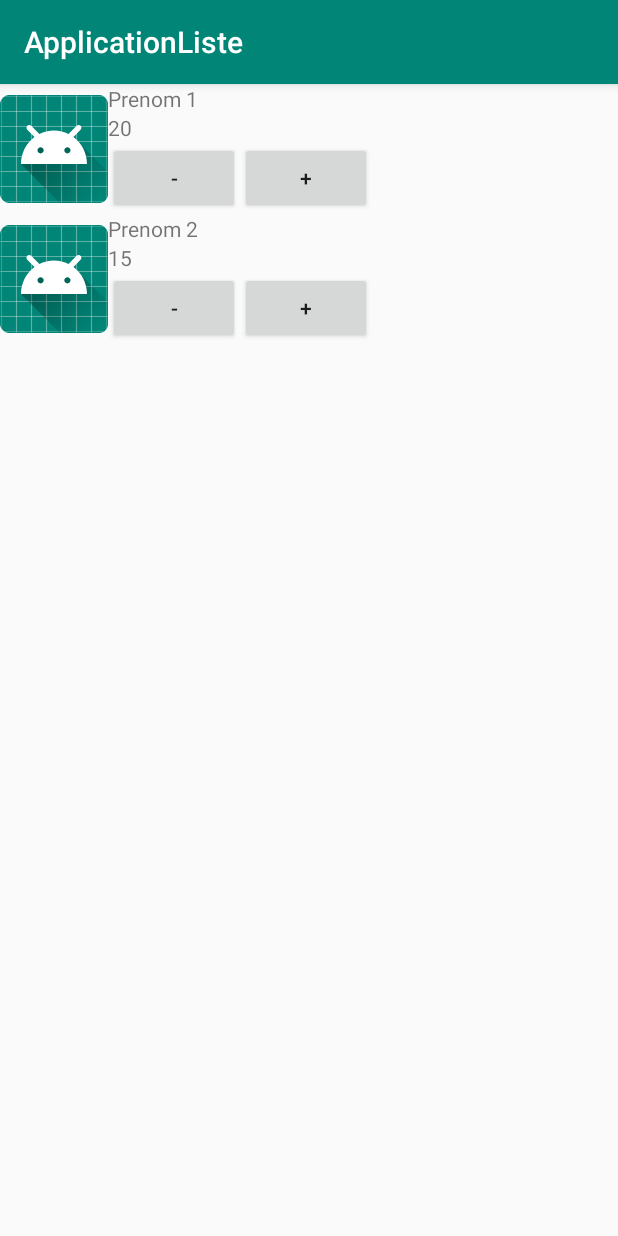
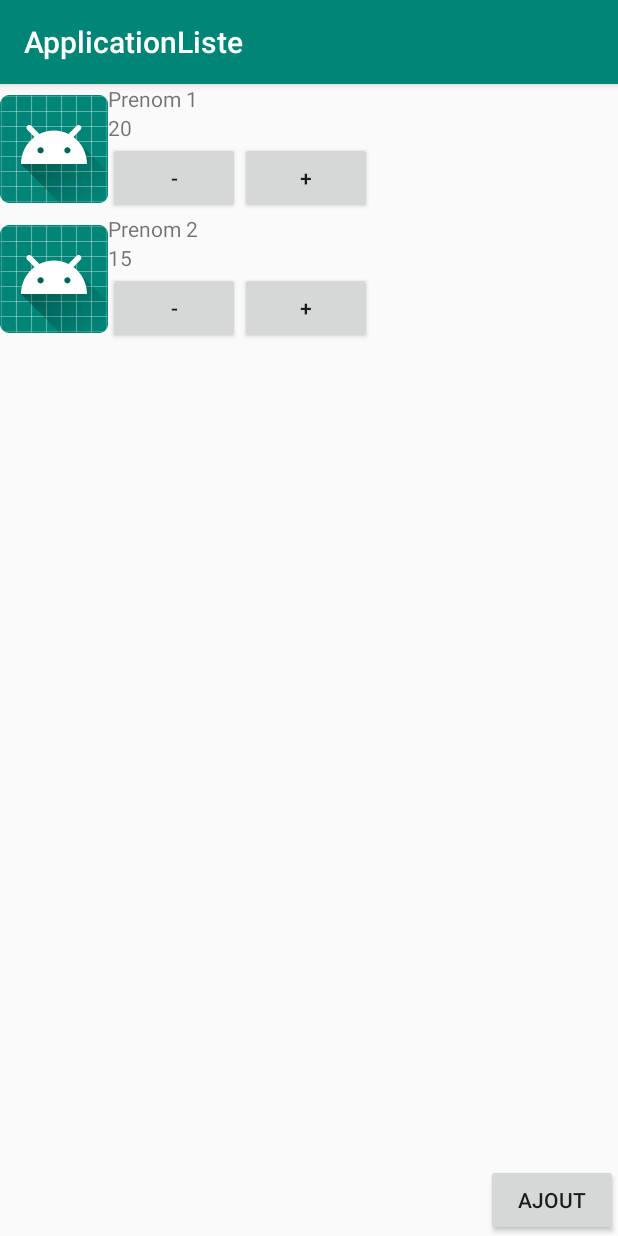
Before and after one commit to GregPhi/m1, an Android app: the screen it shows after launch (MainActivity), on a phone screen of 412 x 824 dp. Run offline under Robolectric (Android 15) with nearby library versions, the phone set to English and light mode, and no system bars.

Commit message:
application liste fonctionnel

```diff
--- a/pje-android/ApplicationListe/app/src/main/AndroidManifest.xml
+++ b/pje-android/ApplicationListe/app/src/main/AndroidManifest.xml
@@ -9,6 +9,7 @@
         android:roundIcon="@mipmap/ic_launcher_round"
         android:supportsRtl="true"
         android:theme="@style/AppTheme">
+        <activity android:name=".CreateContact"></activity>
         <activity android:name=".MainActivity">
             <intent-filter>
                 <action android:name="android.intent.action.MAIN" />
--- a/pje-android/ApplicationListe/app/src/main/java/com/example/applicationliste/ContactListAdapter.java
+++ b/pje-android/ApplicationListe/app/src/main/java/com/example/applicationliste/ContactListAdapter.java
@@ -3,7 +3,6 @@ package com.example.applicationliste;
 import android.view.LayoutInflater;
 import android.view.View;
 import android.view.ViewGroup;
-import android.widget.TextView;
 
 import androidx.annotation.NonNull;
 import androidx.recyclerview.widget.RecyclerView;
@@ -15,7 +14,7 @@ public class ContactListAdapter extends RecyclerView.Adapter<ContactViewHolder>{
 
     private List<Contact> contacts = new ArrayList<Contact>();
 
-    public ContactListAdapter(List<Contact> contacts) {
+    public ContactListAdapter(ArrayList<Contact> contacts) {
         this.contacts = contacts;
     }
 
--- a/pje-android/ApplicationListe/app/src/main/java/com/example/applicationliste/ContactViewHolder.java
+++ b/pje-android/ApplicationListe/app/src/main/java/com/example/applicationliste/ContactViewHolder.java
@@ -14,7 +14,7 @@ public class ContactViewHolder extends RecyclerView.ViewHolder {
     public TextView nomView;
     public TextView ageView;
 
-    public int click = 0;
+    //public int click = 0;
 
     public ContactViewHolder(final View itemView) {
         super(itemView);
@@ -23,12 +23,12 @@ public class ContactViewHolder extends RecyclerView.ViewHolder {
         this.ageView = itemView.findViewById(R.id.age);
         Button bI = itemView.findViewById(R.id.incremente);
         Button bD = itemView.findViewById(R.id.decremente);
-        itemView.setOnClickListener(new View.OnClickListener() {
+        /*itemView.setOnClickListener(new View.OnClickListener() {
             @Override
             public void onClick(View view) {
                 click++;
                 new AlertDialog.Builder(itemView.getContext()).setTitle("Click").setMessage(Integer.toString(click)).show();
-                }});
+                }});*/
         bI.setOnClickListener(new View.OnClickListener() {
             @Override
             public void onClick(View view) {
--- a/pje-android/ApplicationListe/app/src/main/java/com/example/applicationliste/MainActivity.java
+++ b/pje-android/ApplicationListe/app/src/main/java/com/example/applicationliste/MainActivity.java
@@ -4,35 +4,59 @@ import androidx.appcompat.app.AppCompatActivity;
 import androidx.recyclerview.widget.LinearLayoutManager;
 import androidx.recyclerview.widget.RecyclerView;
 
+import android.content.Intent;
 import android.os.Bundle;
+import android.view.View;
 
 import java.util.ArrayList;
-import java.util.List;
 
 public class MainActivity extends AppCompatActivity {
 
-    private List<Contact> contacts = new ArrayList<Contact>();
+    private ArrayList<Contact> contacts = new ArrayList<Contact>();
 
-    public MainActivity(){
+    private static ArrayList<Contact> temp = new ArrayList<Contact>();
 
-    }
+    private Contact newContact = null;
 
     @Override
     protected void onCreate(Bundle savedInstanceState) {
-        createContact();
+        createList();
         super.onCreate(savedInstanceState);
         setContentView(R.layout.activity_main);
-
+        Intent main = getIntent();
+        newContact = (Contact) main.getSerializableExtra(getString(R.string.nC));
+        if(newContact!=null){
+            Contact c = newContact;
+            temp.add(c);
+            //System.out.println("pre : "+newContact.getNom()+" | age : "+newContact.getAge());
+        }
         final RecyclerView rv = (RecyclerView) findViewById(R.id.listView);
         rv.setLayoutManager(new LinearLayoutManager(this));
         rv.setAdapter(new ContactListAdapter(contacts));
+        addNew();
     }
 
-    public void createContact(){
+    public void createList(){
         Contact c1 = new Contact("Prenom 1","20");
         Contact c2 = new Contact("Prenom 2","15");
         contacts.add(c1);
         contacts.add(c2);
     }
 
+    public void addNew(){
+        if(temp.size()!=0){
+            for(int i = 0; i < temp.size(); i++){
+                Contact c = temp.get(i);
+                if(!contacts.contains(c)){
+                    contacts.add(c);
+                }
+            }
+        }
+    }
+
+    public void createContact(View view){
+        Intent create = new Intent(this, CreateContact.class);
+        create.putExtra(getString(R.string.nC),newContact);
+        startActivity(create);
+    }
 }
--- a/pje-android/ApplicationListe/app/src/main/res/layout/activity_main.xml
+++ b/pje-android/ApplicationListe/app/src/main/res/layout/activity_main.xml
@@ -6,13 +6,23 @@
     android:layout_height="match_parent"
     tools:context=".MainActivity">
 
+    <Button
+        android:id="@+id/add"
+        android:layout_width="wrap_content"
+        android:layout_height="wrap_content"
+        android:onClick="createContact"
+        android:text="@string/add"
+        app:layout_constraintBottom_toBottomOf="@+id/listView"
+        app:layout_constraintEnd_toEndOf="parent" />
+
     <androidx.recyclerview.widget.RecyclerView
         android:id="@+id/listView"
         android:layout_width="match_parent"
         android:layout_height="match_parent"
-        app:layout_constraintBottom_toBottomOf="parent"
-        app:layout_constraintEnd_toEndOf="parent"
-        app:layout_constraintStart_toStartOf="parent" />
+        tools:layout_editor_absoluteX="74dp"
+        tools:layout_editor_absoluteY="0dp">
+
+    </androidx.recyclerview.widget.RecyclerView>
 
 
 </androidx.constraintlayout.widget.ConstraintLayout>
--- a/pje-android/ApplicationListe/app/src/main/res/layout/contact_layout.xml
+++ b/pje-android/ApplicationListe/app/src/main/res/layout/contact_layout.xml
@@ -25,7 +25,7 @@
             android:layout_height="wrap_content" />
 
         <LinearLayout
-            android:layout_width="match_parent"
+            android:layout_width="wrap_content"
             android:layout_height="match_parent"
             android:orientation="horizontal">
 
@@ -33,13 +33,13 @@
                 android:id="@+id/decremente"
                 android:layout_width="wrap_content"
                 android:layout_height="wrap_content"
-                android:text="-" />
+                android:text="@string/moins" />
 
             <Button
                 android:id="@+id/incremente"
                 android:layout_width="wrap_content"
                 android:layout_height="match_parent"
-                android:text="+" />
+                android:text="@string/plus" />
         </LinearLayout>
 
     </LinearLayout>
--- a/pje-android/ApplicationListe/app/src/main/res/values/strings.xml
+++ b/pje-android/ApplicationListe/app/src/main/res/values/strings.xml
@@ -1,4 +1,12 @@
 <resources>
     <string name="app_name">ApplicationListe</string>
     <string name="new_contact">Ajout d\'un nouveau contact</string>
+    <string name="add">Ajout</string>
+    <string name="clear">Clear</string>
+    <string name="retour">Retour</string>
+    <string name="moins">-</string>
+    <string name="plus">+</string>
+    <string name="prenom">Prenom</string>
+    <string name="age">Age</string>
+    <string name="nC">newContact</string>
 </resources>
```
Also changed, not shown: pje-android/ApplicationListe/app/src/main/java/com/example/applicationliste/Contact.java (+8 -1 lines), pje-android/ApplicationListe/app/src/main/java/com/example/applicationliste/CreateContact.java (added, +52 -0 lines), pje-android/ApplicationListe/app/src/main/res/layout/add_contact.xml (added, +62 -0 lines), 5 other files.
